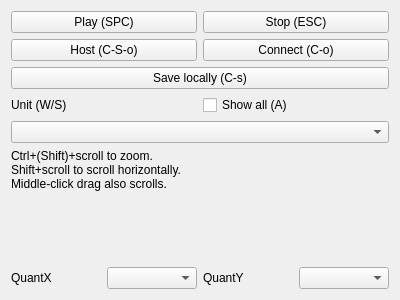
Old version of the form editor/SideMenu.ui in the repository yuxshao/ptcollab.
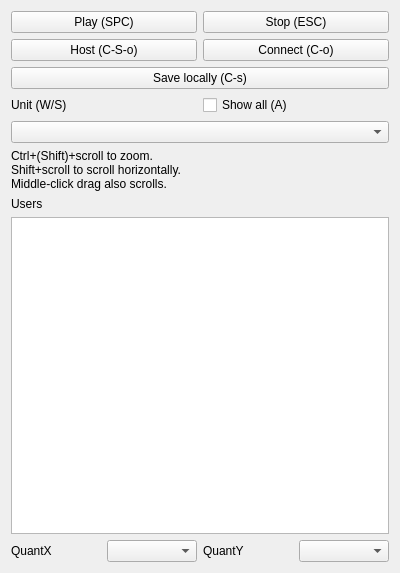
New version of the form. Icons and pictures are not drawn.

Commit message: msync pointer, user list on left empty

```diff
--- a/editor/SideMenu.ui
+++ b/editor/SideMenu.ui
@@ -7,7 +7,7 @@
     <x>0</x>
     <y>0</y>
     <width>400</width>
-    <height>300</height>
+    <height>573</height>
    </rect>
   </property>
   <property name="windowTitle">
@@ -111,17 +111,14 @@
     </widget>
    </item>
    <item>
-    <spacer name="verticalSpacer">
-     <property name="orientation">
-      <enum>Qt::Vertical</enum>
+    <widget class="QLabel" name="label_5">
+     <property name="text">
+      <string>Users</string>
      </property>
-     <property name="sizeHint" stdset="0">
-      <size>
-       <width>20</width>
-       <height>40</height>
-      </size>
-     </property>
-    </spacer>
+    </widget>
+   </item>
+   <item>
+    <widget class="QListWidget" name="usersList"/>
    </item>
    <item>
     <layout class="QHBoxLayout" name="horizontalLayout_3">
```
The commit also changes 4 other files.
